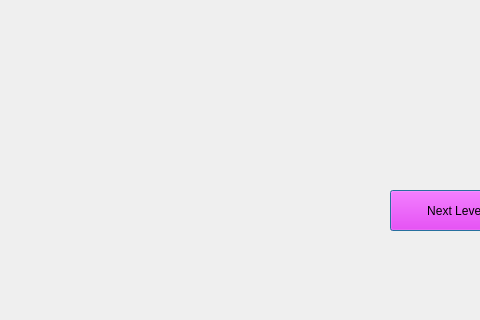
First picture: the form in wonlevel.ui, repository JOEElmenshawy/Mini-Clash-Of-Clans_-Milestone-2, before the edit; both pictures show x 110 to 590 and y 430 to 750 of the 1125 by 750 pixel window.
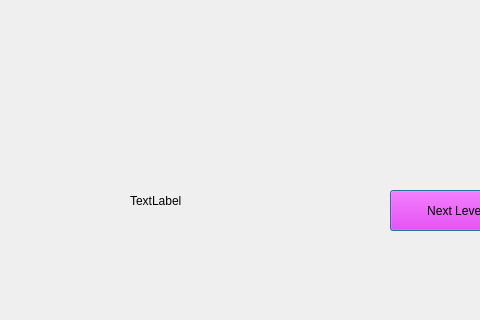
Second picture: the form after the edit.

```diff
--- a/wonlevel.ui
+++ b/wonlevel.ui
@@ -79,6 +79,19 @@
     <string>Next Level</string>
    </property>
   </widget>
+  <widget class="QLabel" name="LevelLabel">
+   <property name="geometry">
+    <rect>
+     <x>240</x>
+     <y>600</y>
+     <width>221</width>
+     <height>61</height>
+    </rect>
+   </property>
+   <property name="text">
+    <string>TextLabel</string>
+   </property>
+  </widget>
  </widget>
  <resources/>
  <connections/>
```
